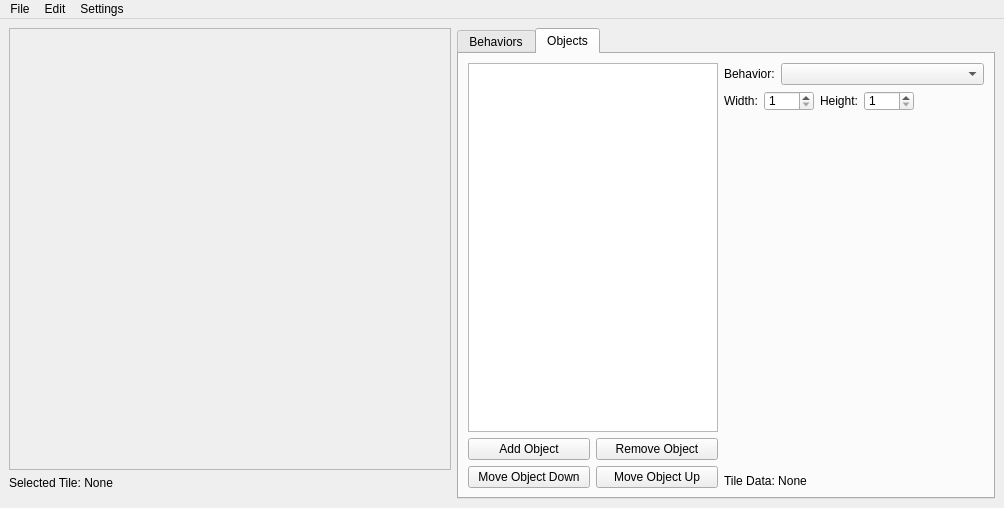
This is tileseteditorwindow.ui in ExplosBlue/CoinKiller as Qt 5 draws it before an edit. The edited form follows.
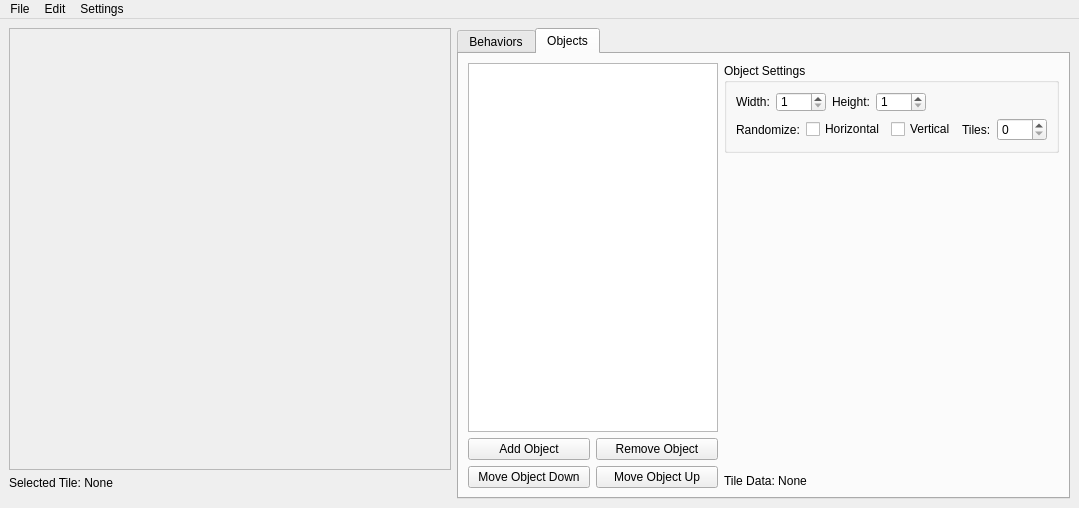
This is the edited form. The open tabs and pages were chosen to show the change.

Commit message: Edit Tile Randomisation

Patch:
```diff
--- a/tileseteditorwindow.ui
+++ b/tileseteditorwindow.ui
@@ -6,7 +6,7 @@
    <rect>
     <x>0</x>
     <y>0</y>
-    <width>1004</width>
+    <width>1064</width>
     <height>508</height>
    </rect>
   </property>
@@ -266,7 +266,7 @@
        <attribute name="title">
         <string>Objects</string>
        </attribute>
-       <layout class="QHBoxLayout" name="horizontalLayout_10">
+       <layout class="QHBoxLayout" name="horizontalLayout_11">
         <item>
          <layout class="QVBoxLayout" name="oLeftVerticalLayout">
           <property name="sizeConstraint">
@@ -366,49 +366,20 @@
          </layout>
         </item>
         <item>
-         <layout class="QVBoxLayout" name="verticalLayout_4">
-          <item>
-           <layout class="QHBoxLayout" name="horizontalLayout_13">
-            <item>
-             <widget class="QLabel" name="label_8">
-              <property name="sizePolicy">
-               <sizepolicy hsizetype="Fixed" vsizetype="Preferred">
-                <horstretch>0</horstretch>
-                <verstretch>0</verstretch>
-               </sizepolicy>
-              </property>
-              <property name="text">
-               <string>Behavior:</string>
-              </property>
-             </widget>
-            </item>
-            <item>
-             <widget class="QComboBox" name="oBehaviorComboBox">
-              <property name="sizePolicy">
-               <sizepolicy hsizetype="Preferred" vsizetype="Fixed">
-                <horstretch>0</horstretch>
-                <verstretch>0</verstretch>
-               </sizepolicy>
-              </property>
-              <property name="minimumSize">
-               <size>
-                <width>135</width>
-                <height>0</height>
-               </size>
-              </property>
-              <property name="maximumSize">
-               <size>
-                <width>16777215</width>
-                <height>16777215</height>
-               </size>
-              </property>
-             </widget>
-            </item>
-           </layout>
-          </item>
-          <item>
            <layout class="QVBoxLayout" name="objectEditor">
             <item>
+           <widget class="QGroupBox" name="objectGroupBox">
+            <property name="sizePolicy">
+             <sizepolicy hsizetype="Preferred" vsizetype="Fixed">
+              <horstretch>0</horstretch>
+              <verstretch>0</verstretch>
+             </sizepolicy>
+            </property>
+            <property name="title">
+             <string>Object Settings</string>
+            </property>
+            <layout class="QVBoxLayout" name="verticalLayout_4">
+             <item>
              <layout class="QHBoxLayout" name="horizontalLayout_12">
               <item>
                <widget class="QLabel" name="label_6">
@@ -511,6 +482,94 @@
              </layout>
             </item>
             <item>
+              <layout class="QHBoxLayout" name="horizontalLayout_10">
+               <item>
+                <widget class="QLabel" name="label_10">
+                 <property name="text">
+                  <string>Randomize:</string>
+                 </property>
+                </widget>
+               </item>
+               <item>
+                <widget class="QCheckBox" name="randHorizontalCheckBox">
+                 <property name="sizePolicy">
+                  <sizepolicy hsizetype="Fixed" vsizetype="Fixed">
+                   <horstretch>0</horstretch>
+                   <verstretch>0</verstretch>
+                  </sizepolicy>
+                 </property>
+                 <property name="text">
+                  <string>Horizontal</string>
+                 </property>
+                </widget>
+               </item>
+               <item>
+                <widget class="QCheckBox" name="randVerticalCheckBox">
+                 <property name="sizePolicy">
+                  <sizepolicy hsizetype="Fixed" vsizetype="Fixed">
+                   <horstretch>0</horstretch>
+                   <verstretch>0</verstretch>
+                  </sizepolicy>
+                 </property>
+                 <property name="text">
+                  <string>Vertical</string>
+                 </property>
+                </widget>
+               </item>
+               <item>
+                <widget class="QLabel" name="label_9">
+                 <property name="sizePolicy">
+                  <sizepolicy hsizetype="Fixed" vsizetype="Preferred">
+                   <horstretch>0</horstretch>
+                   <verstretch>0</verstretch>
+                  </sizepolicy>
+                 </property>
+                 <property name="text">
+                  <string>Tiles:</string>
+                 </property>
+                </widget>
+               </item>
+               <item>
+                <widget class="QSpinBox" name="randTilesSpinBox">
+                 <property name="sizePolicy">
+                  <sizepolicy hsizetype="Fixed" vsizetype="Fixed">
+                   <horstretch>0</horstretch>
+                   <verstretch>0</verstretch>
+                  </sizepolicy>
+                 </property>
+                 <property name="minimumSize">
+                  <size>
+                   <width>50</width>
+                   <height>0</height>
+                  </size>
+                 </property>
+                 <property name="maximum">
+                  <number>15</number>
+                 </property>
+                 <property name="value">
+                  <number>0</number>
+                 </property>
+                </widget>
+               </item>
+               <item>
+                <spacer name="horizontalSpacer_2">
+                 <property name="orientation">
+                  <enum>Qt::Horizontal</enum>
+                 </property>
+                 <property name="sizeHint" stdset="0">
+                  <size>
+                   <width>40</width>
+                   <height>20</height>
+                  </size>
+                 </property>
+                </spacer>
+               </item>
+              </layout>
+             </item>
+            </layout>
+           </widget>
+          </item>
+          <item>
              <spacer name="objectEditorSpacer">
               <property name="orientation">
                <enum>Qt::Vertical</enum>
@@ -523,8 +582,6 @@
               </property>
              </spacer>
             </item>
-           </layout>
-          </item>
           <item>
            <widget class="QLabel" name="selTileDataLabel">
             <property name="sizePolicy">
@@ -555,7 +612,7 @@
     <rect>
      <x>0</x>
      <y>0</y>
-     <width>1004</width>
+     <width>1064</width>
      <height>21</height>
     </rect>
    </property>
```
Left out of the diff: 12 changed lines with no effect on the pictures. Lines whose indentation alone changed are shown as unchanged. The commit also changes 6 other files.
